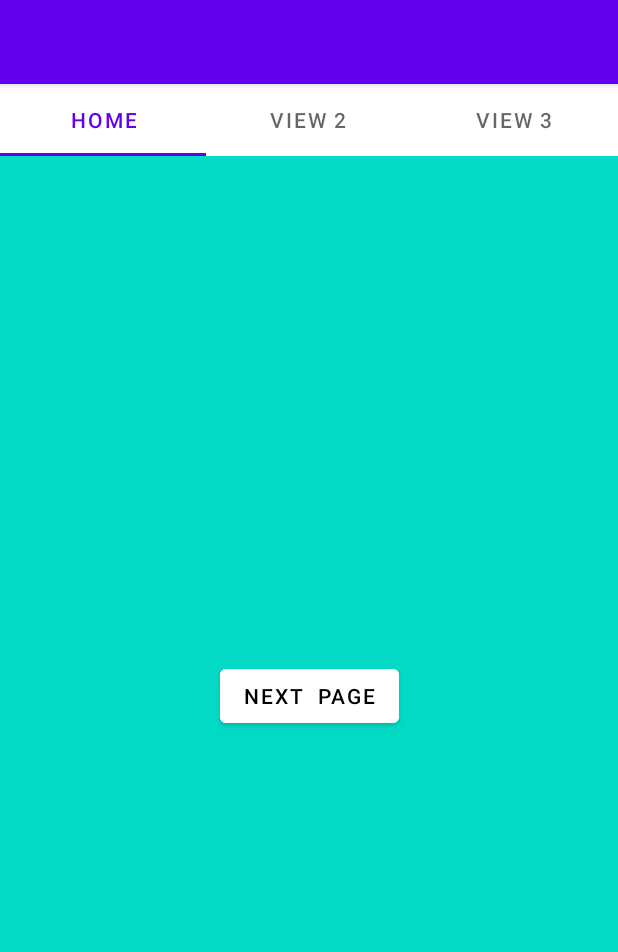
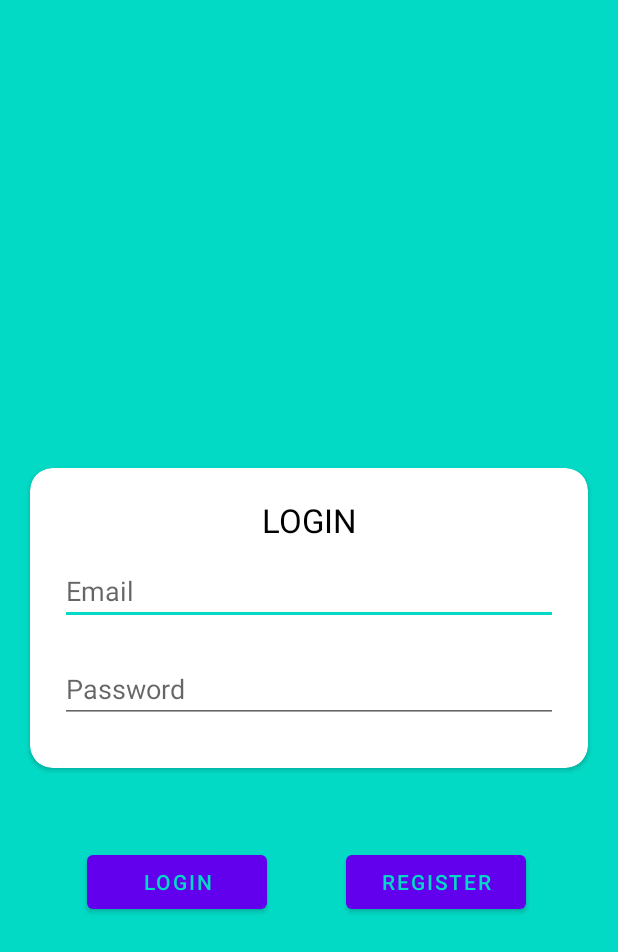
Before and after one commit to KaivalyaNaik/Shopping-Application, an Android app: the screen it shows after launch (MainActivity before the commit, LoginActivity after it), on a phone screen of 412 x 824 dp. Shown: the top 952 px of the screen. Run offline under Robolectric (Android 15) with nearby library versions, the phone set to English and light mode, and no system bars; our stand-ins replace Firebase (no records; nobody signed in at launch, a user with empty details on screens opened directly).

Commit message:
Login Activity Added

```diff
--- a/app/build.gradle
+++ b/app/build.gradle
@@ -3,6 +3,7 @@ plugins {
     id 'kotlin-android'
     id 'kotlin-kapt'
     id 'kotlin-android-extensions'
+    id 'com.google.gms.google-services'
 }
 
 android {
@@ -42,6 +43,9 @@ dependencies {
     implementation 'com.google.android.material:material:1.3.0'
     implementation 'androidx.constraintlayout:constraintlayout:2.0.4'
     implementation 'androidx.legacy:legacy-support-v4:1.0.0'
+    implementation 'com.google.firebase:firebase-auth:20.0.3'
+    implementation 'androidx.navigation:navigation-fragment-ktx:2.3.4'
+    implementation 'androidx.navigation:navigation-ui-ktx:2.3.4'
     testImplementation 'junit:junit:4.+'
     androidTestImplementation 'androidx.test.ext:junit:1.1.2'
     androidTestImplementation 'androidx.test.espresso:espresso-core:3.3.0'
@@ -67,7 +71,7 @@ dependencies {
     implementation 'com.github.bumptech.glide:glide:4.12.0'
     annotationProcessor 'com.github.bumptech.glide:compiler:4.12.0'
 
-    compile 'com.cocosw:bottomsheet:1.+@aar'
+
 
 
 }
--- a/app/src/main/java/com/example/shoppingapplication/ShoppingApplication.kt
+++ b/app/src/main/java/com/example/shoppingapplication/ShoppingApplication.kt
@@ -1,6 +1,7 @@
 package com.example.shoppingapplication
 
 import android.app.Application
+import com.example.shoppingapplication.repository.FirebaseRepository
 import com.example.shoppingapplication.repository.ItemDatabase
 import com.example.shoppingapplication.repository.ItemRepository
 import kotlinx.coroutines.CoroutineScope
@@ -12,6 +13,8 @@ class ShoppingApplication:Application() {
     val applicationScope = CoroutineScope(SupervisorJob())
     val database by lazy { ItemDatabase.getDatabase(this,applicationScope) }
     val repository by lazy { ItemRepository(database.itemDao()) }
-
+    val firebaseRepository by lazy {
+        FirebaseRepository(this)
+    }
 
 }
--- /dev/null
+++ b/app/src/main/java/com/example/shoppingapplication/activities/LoginActivity.kt
@@ -0,0 +1,54 @@
+package com.example.shoppingapplication.activities
+
+import android.content.Intent
+import androidx.appcompat.app.AppCompatActivity
+import android.os.Bundle
+import android.util.Log
+import android.widget.Button
+import androidx.activity.viewModels
+import androidx.lifecycle.Observer
+import androidx.lifecycle.ViewModelProvider
+import com.example.shoppingapplication.R
+import com.example.shoppingapplication.ShoppingApplication
+import com.example.shoppingapplication.repository.FirebaseRepository
+import com.example.shoppingapplication.ui.LoginRegisterViewModel
+import com.example.shoppingapplication.ui.LoginRegisterViewModelFactory
+import com.google.android.material.textfield.TextInputEditText
+
+class LoginActivity : AppCompatActivity() {
+    override fun onCreate(savedInstanceState: Bundle?) {
+        super.onCreate(savedInstanceState)
+
+        setContentView(R.layout.activity_login)
+        val loginRegisterViewModel :LoginRegisterViewModel by viewModels {
+            LoginRegisterViewModelFactory((application as ShoppingApplication).firebaseRepository)
+        }
+        loginRegisterViewModel.getUserLiveData().observe(this, Observer {
+            if(it!=null){
+
+                val intent:Intent =Intent(this,MainActivity::class.java)
+                startActivity(intent)
+                finish()
+            }
+        })
+
+
+        val emailText=findViewById<TextInputEditText>(R.id.editEmail)
+        val password=findViewById<TextInputEditText>(R.id.editPassword)
+
+        val loginButton:Button =findViewById(R.id.loginButton)
+        val registerButton:Button=findViewById(R.id.registerButton)
+
+        loginButton.setOnClickListener {
+            Log.i("Register","register")
+            loginRegisterViewModel.login(emailText.text.toString(),password.text.toString())
+        }
+
+        registerButton.setOnClickListener {
+            Log.i("Register","register")
+            val intent= Intent(this,RegisterActivity::class.java)
+            startActivity(intent)
+        }
+
+    }
+}
--- a/app/src/main/java/com/example/shoppingapplication/activities/MainActivity.kt
+++ b/app/src/main/java/com/example/shoppingapplication/activities/MainActivity.kt
@@ -27,7 +27,7 @@ class MainActivity : AppCompatActivity() {
         val viewPager:ViewPager =findViewById(R.id.viewPagerHome)
         val adapter=HomePageAdapter(supportFragmentManager)
 
-        adapter.addFragment(HomeFragment(),"Home")
+        adapter.addFragment(HomeFragment(application),"Home")
 
         adapter.addFragment(Home2Fragment(),"View 2")
 
--- a/app/src/main/java/com/example/shoppingapplication/activities/NewItem.kt
+++ b/app/src/main/java/com/example/shoppingapplication/activities/NewItem.kt
@@ -20,7 +20,6 @@ import android.widget.EditText
 import android.widget.TextView
 import androidx.core.app.ActivityCompat
 import androidx.core.content.FileProvider
-import com.cocosw.bottomsheet.BottomSheet
 import com.example.shoppingapplication.BuildConfig
 import com.example.shoppingapplication.R
 import com.google.android.material.bottomsheet.BottomSheetDialog
--- a/app/src/main/java/com/example/shoppingapplication/activities/homeScreens/HomeFragment.kt
+++ b/app/src/main/java/com/example/shoppingapplication/activities/homeScreens/HomeFragment.kt
@@ -1,5 +1,6 @@
 package com.example.shoppingapplication.activities.homeScreens
 
+import android.app.Application
 import android.content.Intent
 import android.os.Bundle
 import androidx.fragment.app.Fragment
@@ -7,16 +8,23 @@ import android.view.LayoutInflater
 import android.view.View
 import android.view.ViewGroup
 import android.widget.Button
+import androidx.fragment.app.viewModels
 import com.example.shoppingapplication.R
+import com.example.shoppingapplication.ShoppingApplication
 import com.example.shoppingapplication.activities.ItemList
+import com.example.shoppingapplication.ui.LoggedInViewModel
+import com.example.shoppingapplication.ui.LoggedInViewModelFactory
 
 
-class HomeFragment : Fragment() {
+class HomeFragment(val application: Application): Fragment() {
+
+    private val loggedInViewModel: LoggedInViewModel by viewModels {
+        LoggedInViewModelFactory((application as ShoppingApplication).firebaseRepository)
+    }
 
 
     override fun onCreate(savedInstanceState: Bundle?) {
         super.onCreate(savedInstanceState)
-
 
     }
 
--- /dev/null
+++ b/app/src/main/java/com/example/shoppingapplication/repository/FirebaseRepository.kt
@@ -0,0 +1,71 @@
+package com.example.shoppingapplication.repository
+
+import android.app.Application
+import android.widget.Toast
+import androidx.lifecycle.MutableLiveData
+import com.google.firebase.auth.FirebaseAuth
+import com.google.firebase.auth.FirebaseUser
+import com.google.firebase.auth.UserProfileChangeRequest
+
+class FirebaseRepository(val application: Application){
+
+    private lateinit var  firebaseAuth:FirebaseAuth
+
+    private lateinit var userLiveData: MutableLiveData<FirebaseUser>
+
+    private lateinit var loggedOut :MutableLiveData<Boolean>
+
+    init {
+        firebaseAuth = FirebaseAuth.getInstance()
+        this.userLiveData= MutableLiveData(firebaseAuth.currentUser)
+        if(userLiveData.value !=null)
+            this.loggedOut=MutableLiveData(false)
+    }
+
+    fun login(email: String, password: String){
+        firebaseAuth.signInWithEmailAndPassword(email, password).addOnCompleteListener{
+            if(it.isSuccessful){
+                userLiveData.postValue(firebaseAuth.currentUser)
+            }
+            else{
+                Toast.makeText(
+                    application.applicationContext, "Login Failed! " + (it.exception?.message
+                        ?: ""), Toast.LENGTH_SHORT
+                ).show()
+            }
+        }
+    }
+
+
+    fun register(email: String, password: String,name:String){
+        firebaseAuth.createUserWithEmailAndPassword(email, password).addOnCompleteListener{
+            if(it.isSuccessful){
+                userLiveData.postValue(firebaseAuth.currentUser)
+
+                val profileChangeRequest=UserProfileChangeRequest.Builder()
+                profileChangeRequest.displayName=name
+                userLiveData.value?.updateProfile(profileChangeRequest.build())
+            }else{
+
+                Toast.makeText(
+                    application.applicationContext, "Registration Failed! " + (it.exception?.message
+                        ?: ""), Toast.LENGTH_SHORT
+                ).show()
+            }
+        }
+    }
+
+    fun logout(){
+        firebaseAuth.signOut()
+        loggedOut.postValue(true)
+        userLiveData.postValue(null)
+    }
+
+    fun getUserLiveData(): MutableLiveData<FirebaseUser> {
+        return userLiveData
+    }
+
+    fun getLoggedOutLiveData(): MutableLiveData<Boolean> {
+        return loggedOut
+    }
+}
--- a/app/src/main/java/com/example/shoppingapplication/ui/ItemViewModel.kt
+++ b/app/src/main/java/com/example/shoppingapplication/ui/ItemViewModel.kt
@@ -8,10 +8,6 @@ import java.lang.IllegalArgumentException
 
 class ItemViewModel(private val itemRepository: ItemRepository):ViewModel() {
     val allItems:LiveData<List<Item>> =itemRepository.allItems.asLiveData()
-
-    fun delete(item: Item)=viewModelScope.launch {
-        itemRepository.delete(item)
-    }
 
     fun insert(item: Item)=viewModelScope.launch{
         itemRepository.insert(item)
--- /dev/null
+++ b/app/src/main/java/com/example/shoppingapplication/ui/LoginRegisterViewModel.kt
@@ -0,0 +1,36 @@
+package com.example.shoppingapplication.ui
+
+import androidx.lifecycle.MutableLiveData
+import androidx.lifecycle.ViewModel
+import androidx.lifecycle.ViewModelProvider
+import com.example.shoppingapplication.repository.FirebaseRepository
+import com.google.firebase.auth.FirebaseUser
+import java.lang.IllegalArgumentException
+
+class LoginRegisterViewModel(private val firebaseRepository: FirebaseRepository):ViewModel() {
+
+    private val userLiveData:MutableLiveData<FirebaseUser> =firebaseRepository.getUserLiveData()
+
+    fun login(email:String,password:String){
+        firebaseRepository.login(email,password)
+    }
+
+    fun register(email: String,password: String,name:String){
+        firebaseRepository.register(email,password,name)
+    }
+
+    fun getUserLiveData():MutableLiveData<FirebaseUser>{
+        return userLiveData
+    }
+}
+
+class LoginRegisterViewModelFactory(private val firebaseRepository: FirebaseRepository):ViewModelProvider.Factory{
+    override fun <T : ViewModel?> create(modelClass: Class<T>): T {
+        if(modelClass.isAssignableFrom(LoginRegisterViewModel::class.java))
+        {
+            return LoginRegisterViewModel(firebaseRepository) as T
+        }
+        throw IllegalArgumentException("Unkown ViewModel Class")
+    }
+
+}
--- /dev/null
+++ b/app/src/main/res/layout/activity_login.xml
@@ -0,0 +1,48 @@
+<?xml version="1.0" encoding="utf-8"?>
+<androidx.constraintlayout.widget.ConstraintLayout xmlns:android="http://schemas.android.com/apk/res/android"
+    xmlns:app="http://schemas.android.com/apk/res-auto"
+    xmlns:tools="http://schemas.android.com/tools"
+    android:layout_width="match_parent"
+    android:layout_height="match_parent"
+
+    android:layout_gravity="center"
+    android:background="@color/teal_200"
+    tools:context=".activities.LoginActivity">
+
+    <include
+
+        android:id="@+id/include2"
+        layout="@layout/login_view"
+        android:layout_width="match_parent"
+        android:layout_height="wrap_content"
+        android:layout_margin="20dp"
+        app:layout_constraintBottom_toBottomOf="parent"
+        app:layout_constraintEnd_toEndOf="parent"
+        app:layout_constraintStart_toStartOf="parent"
+        app:layout_constraintTop_toTopOf="parent" />
+
+    <Button
+        android:id="@+id/loginButton"
+        android:layout_width="120dp"
+        android:layout_height="wrap_content"
+        android:text="LOGIN"
+        app:layout_constraintBottom_toBottomOf="parent"
+        app:layout_constraintEnd_toEndOf="parent"
+        app:layout_constraintHorizontal_bias="0.199"
+        app:layout_constraintStart_toStartOf="parent"
+        app:layout_constraintTop_toBottomOf="@+id/include2"
+        app:layout_constraintVertical_bias="0.198" />
+
+    <Button
+        android:id="@+id/registerButton"
+        android:layout_width="120dp"
+        android:layout_height="wrap_content"
+        android:text="REGISTER"
+        app:layout_constraintBottom_toBottomOf="parent"
+        app:layout_constraintEnd_toEndOf="parent"
+        app:layout_constraintHorizontal_bias="0.79"
+        app:layout_constraintStart_toStartOf="parent"
+        app:layout_constraintTop_toBottomOf="@+id/include2"
+        app:layout_constraintVertical_bias="0.198" />
+
+</androidx.constraintlayout.widget.ConstraintLayout>
--- /dev/null
+++ b/app/src/main/res/layout/login_view.xml
@@ -0,0 +1,58 @@
+<?xml version="1.0" encoding="utf-8"?>
+<androidx.cardview.widget.CardView xmlns:android="http://schemas.android.com/apk/res/android"
+    android:id="@+id/loginCard"
+    android:layout_width="match_parent"
+    android:layout_height="wrap_content"
+    xmlns:app="http://schemas.android.com/apk/res-auto"
+    android:layout_gravity="center"
+    android:elevation="5dp"
+    android:layout_marginTop="20dp"
+    android:layout_marginBottom="20dp"
+    app:cardCornerRadius="15dp"
+    android:layout_marginLeft="@dimen/big_padding"
+    android:layout_marginRight="@dimen/big_padding">
+    <LinearLayout
+        android:layout_width="match_parent"
+        android:layout_height="wrap_content"
+        android:layout_gravity="center"
+        android:padding="20dp"
+        android:orientation="vertical"
+        >
+        <TextView
+            android:layout_width="match_parent"
+            android:layout_height="wrap_content"
+            android:text="LOGIN"
+            android:textAlignment="center"
+            android:textSize="22sp"
+            android:textColor="@color/black"
+            />
+        <com.google.android.material.textfield.TextInputEditText
+            android:layout_width="match_parent"
+            android:layout_height="wrap_content"
+            android:inputType="textEmailAddress"
+            android:hint="Email"
+            android:id="@+id/editEmail"
+            android:layout_marginTop="10dp"
+            android:layout_marginBottom="10dp"
+            android:outlineProvider="paddedBounds"
+            android:outlineAmbientShadowColor="@color/teal_200"
+            android:outlineSpotShadowColor="@color/teal_200"
+            />
+
+        <com.google.android.material.textfield.TextInputEditText
+            android:layout_width="match_parent"
+            android:layout_height="wrap_content"
+            android:inputType="textPassword"
+            android:hint="Password"
+            android:id="@+id/editPassword"
+            android:layout_marginTop="10dp"
+            android:outlineProvider="paddedBounds"
+            android:outlineSpotShadowColor="@color/teal_200"
+            android:outlineAmbientShadowColor="@color/teal_200"
+            android:layout_marginBottom="10dp"
+            />
+
+
+    </LinearLayout>
+
+</androidx.cardview.widget.CardView>
--- a/build.gradle
+++ b/build.gradle
@@ -22,6 +22,7 @@ buildscript {
     dependencies {
         classpath "com.android.tools.build:gradle:4.1.2"
         classpath "org.jetbrains.kotlin:kotlin-gradle-plugin:$kotlin_version"
+        classpath 'com.google.gms:google-services:4.3.5'
 
         // NOTE: Do not place your application dependencies here; they belong
         // in the individual module build.gradle files
```
Also changed, not shown: app/src/main/AndroidManifest.xml (+9 -6 lines), app/src/main/java/com/example/shoppingapplication/activities/RegisterActivity.kt (added, +58 -0 lines), app/src/main/java/com/example/shoppingapplication/ui/LoggedInViewModel.kt (added, +37 -0 lines), app/src/main/res/layout/activity_register.xml (added, +37 -0 lines), app/src/main/res/layout/register_view.xml (added, +72 -0 lines), app/src/main/res/navigation/nav_graph.xml (added, +30 -0 lines), 1 other file.
